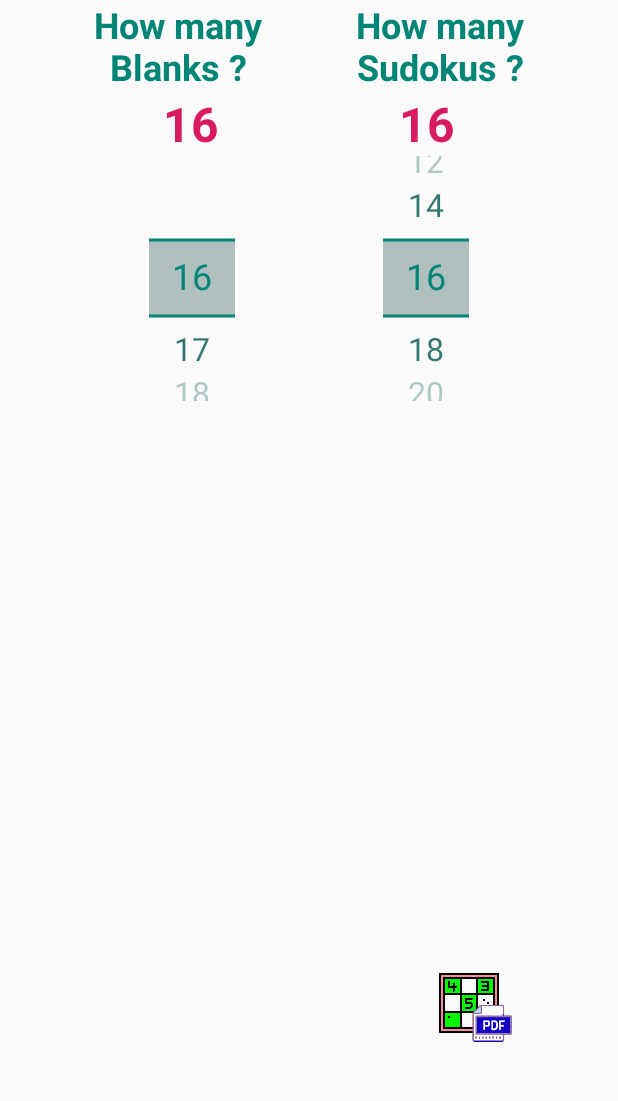
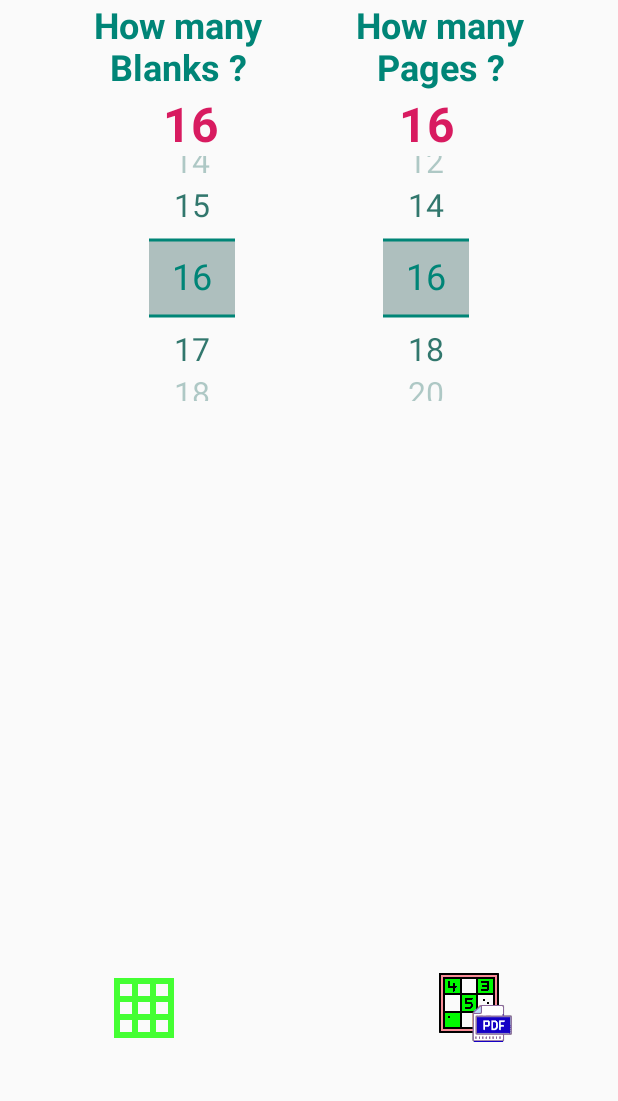
Before and after one commit to riopapa/sudoku2PDF, an Android app: the screen it shows after launch (MainActivity), on a phone screen of 412 x 824 dp, the part 84-1185 px from its top. Run offline under Robolectric (Android 15) with nearby library versions, the phone set to English and light mode, and no system bars; pictures from the network do not load; 1 statement that could not run was skipped.

Commit message:
Add mesh on off option

```diff
--- a/app/src/main/java/com/urrecliner/sudoku2pdf/MainActivity.java
+++ b/app/src/main/java/com/urrecliner/sudoku2pdf/MainActivity.java
@@ -35,10 +35,11 @@ public class MainActivity extends AppCompatActivity {
     private Context context;
     int blankCount = 5;
     int pageCount = 0;
+    boolean meshable;
     static TextView statusTV;
     static String fileDate;
     List<String> blankList, pageList;
-    final static int MINIMUM_BLANK = 16, MAXIMUM_BLANK = 58;
+    final static int MINIMUM_BLANK = 10, MAXIMUM_BLANK = 58;
     final static int MINIMUM_PAGE = 4, MAXIMUM_PAGE = 20;
     static ProgressBar progressBar;
     static FrameLayout frameLayout;
@@ -67,6 +68,7 @@ public class MainActivity extends AppCompatActivity {
         editor = mSettings.edit();
         pageCount = mSettings.getInt("pageCount", 16);
         blankCount = mSettings.getInt("blankCount", 16);
+        meshable = mSettings.getBoolean("mesh", true);
 
         statusTV = findViewById(R.id.status);
         statusTV.setVisibility(View.INVISIBLE);
@@ -86,8 +88,19 @@ public class MainActivity extends AppCompatActivity {
         horizontalLineView = findViewById(R.id.horizontal_line);
 
         context = getApplicationContext();
-        ImageButton make = findViewById(R.id.start);
-        make.setOnClickListener(new View.OnClickListener() {
+        ImageButton mesh = findViewById(R.id.mesh);
+        mesh.setImageResource((meshable)? R.drawable.mesh_on : R.drawable.mesh_off);
+        mesh.setOnClickListener(new View.OnClickListener() {
+            @Override
+            public void onClick(View view) {
+                meshable = !meshable;
+                mesh.setImageResource((meshable) ? R.drawable.mesh_on : R.drawable.mesh_off);
+                editor.putBoolean("mesh", meshable).apply();
+            }
+        });
+
+        ImageButton generate = findViewById(R.id.generate);
+        generate.setOnClickListener(new View.OnClickListener() {
             boolean isRunning = false;
             @Override
             public void onClick(View view) {
@@ -104,11 +117,13 @@ public class MainActivity extends AppCompatActivity {
                     sudokuInfo.blankCount = blankCount;
                     sudokuInfo.pageCount = pageCount;
                     sudokuInfo.context = context;
+                    sudokuInfo.meshable = meshable;
                     new MakeSudoku().make(sudokuInfo);
                     isRunning = false;
                 }
             }
         });
+
         blankList = new ArrayList<>();
         for (int level = MINIMUM_BLANK; level <= MAXIMUM_BLANK; level++) {
             blankList.add(level + "");
--- a/app/src/main/java/com/urrecliner/sudoku2pdf/Model/SudokuInfo.java
+++ b/app/src/main/java/com/urrecliner/sudoku2pdf/Model/SudokuInfo.java
@@ -7,4 +7,6 @@ public class SudokuInfo {
     public String dateTime;
     public int pageCount;
     public int blankCount;
+
+    public boolean meshable;
 }
--- /dev/null
+++ b/app/src/main/res/drawable/mesh_off.xml
@@ -0,0 +1,5 @@
+<vector android:height="48dp" android:tint="#999999"
+    android:viewportHeight="24" android:viewportWidth="24"
+    android:width="48dp" xmlns:android="http://schemas.android.com/apk/res/android">
+    <path android:fillColor="@android:color/white" android:pathData="M22,2L2,2v20h20L22,2zM8,20L4,20v-4h4v4zM8,14L4,14v-4h4v4zM8,8L4,8L4,4h4v4zM14,20h-4v-4h4v4zM14,14h-4v-4h4v4zM14,8h-4L10,4h4v4zM20,20h-4v-4h4v4zM20,14h-4v-4h4v4zM20,8h-4L16,4h4v4z"/>
+</vector>
--- /dev/null
+++ b/app/src/main/res/drawable/mesh_on.xml
@@ -0,0 +1,5 @@
+<vector android:height="48dp" android:tint="#44FF33"
+    android:viewportHeight="24" android:viewportWidth="24"
+    android:width="48dp" xmlns:android="http://schemas.android.com/apk/res/android">
+    <path android:fillColor="@android:color/white" android:pathData="M22,2L2,2v20h20L22,2zM8,20L4,20v-4h4v4zM8,14L4,14v-4h4v4zM8,8L4,8L4,4h4v4zM14,20h-4v-4h4v4zM14,14h-4v-4h4v4zM14,8h-4L10,4h4v4zM20,20h-4v-4h4v4zM20,14h-4v-4h4v4zM20,8h-4L16,4h4v4z"/>
+</vector>
--- a/app/src/main/res/layout/activity_main.xml
+++ b/app/src/main/res/layout/activity_main.xml
@@ -40,7 +40,7 @@
         android:layout_height="wrap_content"
         android:gravity="center_horizontal"
         android:layout_gravity="center_horizontal"
-        android:text="How many\nBlanks ?"
+        android:text="How many\nBlanks \?"
         android:textColor="@color/colorPrimary"
         android:textSize="24sp"
         android:textStyle="bold"
@@ -95,7 +95,7 @@
         android:layout_height="wrap_content"
         android:layout_gravity="center_horizontal"
         android:gravity="center_horizontal"
-        android:text="How many\nSudokus ?"
+        android:text="How many\nPages \?"
         android:textColor="@color/colorPrimary"
         android:textSize="24sp"
         android:textStyle="bold"
@@ -193,7 +193,19 @@
     </FrameLayout>
 
     <ImageButton
-        android:id="@+id/start"
+        android:id="@+id/mesh"
+        android:layout_width="64dp"
+        android:layout_height="64dp"
+        android:src="@drawable/mesh_on"
+        app:layout_constraintLeft_toLeftOf="parent"
+        app:layout_constraintBottom_toBottomOf="parent"
+        android:background="@android:color/transparent"
+        android:layout_marginStart="64dp"
+        android:layout_marginBottom="64dp"
+        />
+
+    <ImageButton
+        android:id="@+id/generate"
         android:layout_width="64dp"
         android:layout_height="64dp"
         android:src="@mipmap/icon_sudoku2pdf"
```
Also changed, not shown: app/src/main/java/com/urrecliner/sudoku2pdf/MakePDF.java (+23 -14 lines), 146 other files.
